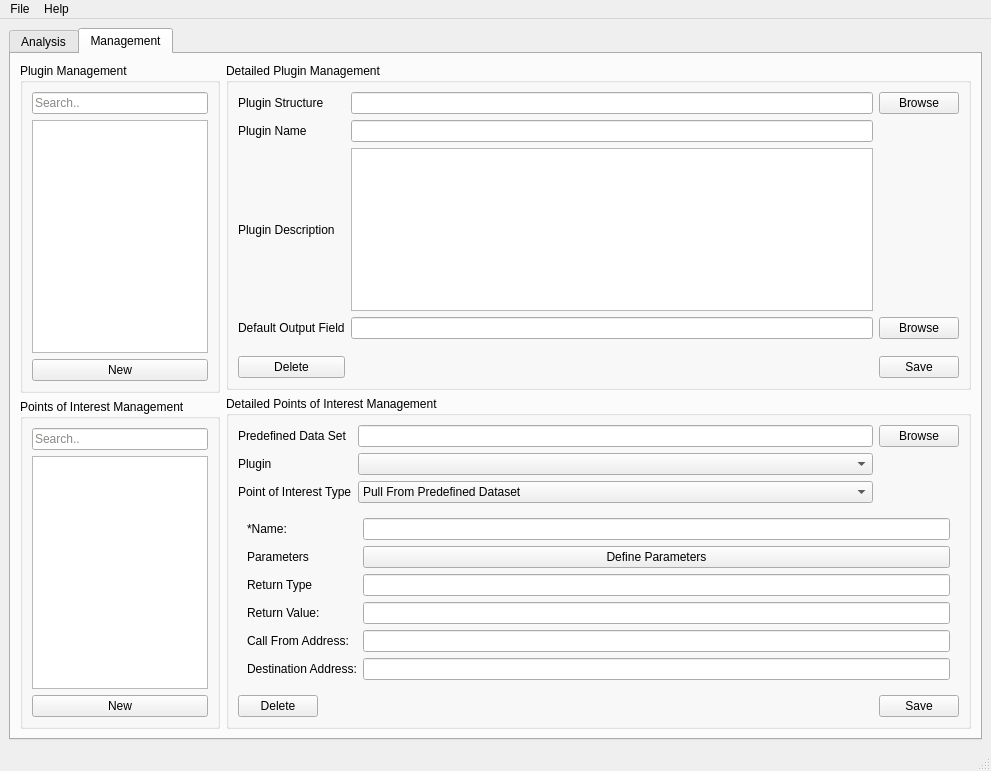
Old version of the form src/GUI/ui_files/BATT5_GUI.ui in the repository adalio0/BATT5.
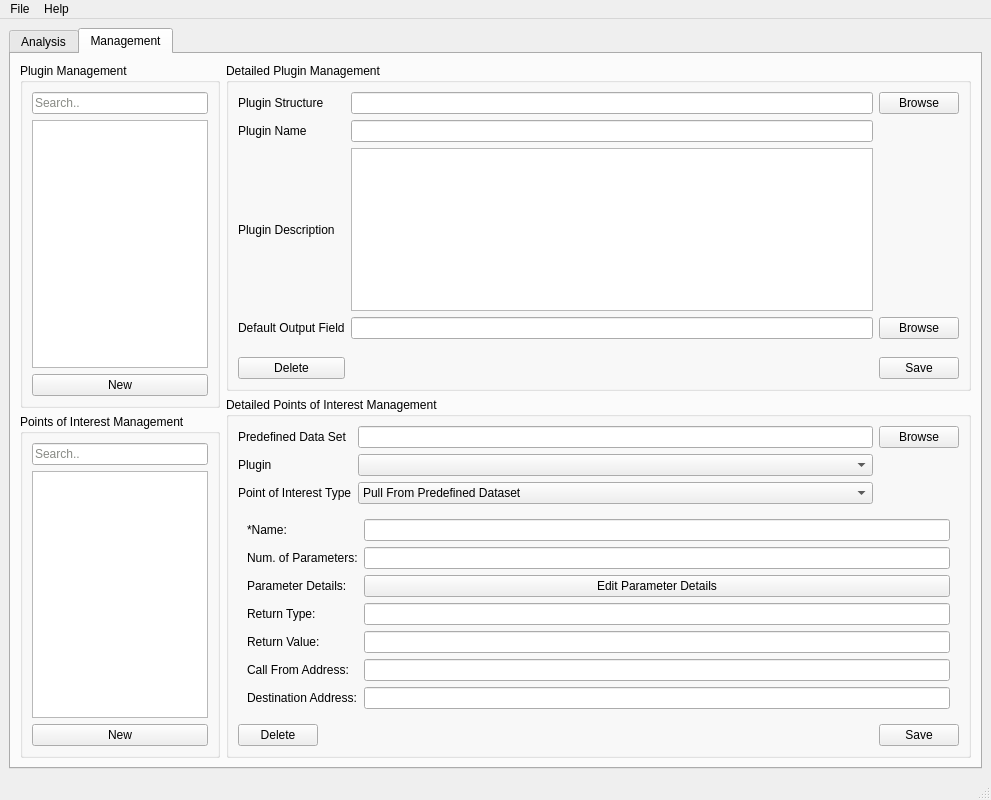
New version of the form. The open tabs and pages were chosen to show the change.

Commit message:
Completed GUI rework
History view active
Modified management tab to client's specifications.

Patch:
```diff
--- a/src/GUI/ui_files/BATT5_GUI.ui
+++ b/src/GUI/ui_files/BATT5_GUI.ui
@@ -7,7 +7,7 @@
     <x>0</x>
     <y>0</y>
     <width>991</width>
-    <height>771</height>
+    <height>800</height>
    </rect>
   </property>
   <property name="windowTitle">
@@ -1152,54 +1152,64 @@
                  <item row="1" column="0">
                   <widget class="QLabel" name="funcNumParam_label">
                    <property name="text">
-                    <string>Parameters</string>
+                    <string>Num. of Parameters:</string>
                    </property>
                   </widget>
                  </item>
-                 <item row="2" column="0">
+                 <item row="3" column="0">
                   <widget class="QLabel" name="funcRetType_label">
                    <property name="text">
-                    <string>Return Type</string>
+                    <string>Return Type:</string>
                    </property>
                   </widget>
                  </item>
-                 <item row="2" column="1">
+                 <item row="3" column="1">
                   <widget class="QLineEdit" name="funcRetType_lineEdit"/>
                  </item>
-                 <item row="3" column="0">
+                 <item row="4" column="0">
                   <widget class="QLabel" name="funcRetVal_label">
                    <property name="text">
                     <string>Return Value:</string>
                    </property>
                   </widget>
                  </item>
-                 <item row="3" column="1">
+                 <item row="4" column="1">
                   <widget class="QLineEdit" name="funcRetCal_lineEdit"/>
                  </item>
-                 <item row="4" column="0">
+                 <item row="5" column="0">
                   <widget class="QLabel" name="funcCallFrom_label">
                    <property name="text">
                     <string>Call From Address:</string>
                    </property>
                   </widget>
                  </item>
-                 <item row="4" column="1">
+                 <item row="5" column="1">
                   <widget class="QLineEdit" name="funcCallFrom_lineEdit"/>
                  </item>
-                 <item row="5" column="0">
+                 <item row="6" column="0">
                   <widget class="QLabel" name="funcDestAddress_label">
                    <property name="text">
                     <string>Destination Address:</string>
                    </property>
                   </widget>
                  </item>
-                 <item row="5" column="1">
+                 <item row="6" column="1">
                   <widget class="QLineEdit" name="funcDestAddress_lineEdit"/>
                  </item>
                  <item row="1" column="1">
-                  <widget class="QPushButton" name="pushButton">
+                  <widget class="QLineEdit" name="funcNumParam_lineEdit"/>
+                 </item>
+                 <item row="2" column="0">
+                  <widget class="QLabel" name="funcParamDetails_label">
                    <property name="text">
-                    <string>Define Parameters</string>
+                    <string>Parameter Details:</string>
+                   </property>
+                  </widget>
+                 </item>
+                 <item row="2" column="1">
+                  <widget class="QPushButton" name="funcParamDetails_button">
+                   <property name="text">
+                    <string>Edit Parameter Details</string>
                    </property>
                   </widget>
                  </item>
```
Left out of the diff: 8 changed lines with no effect on the pictures. The commit also changes 4 other files.
